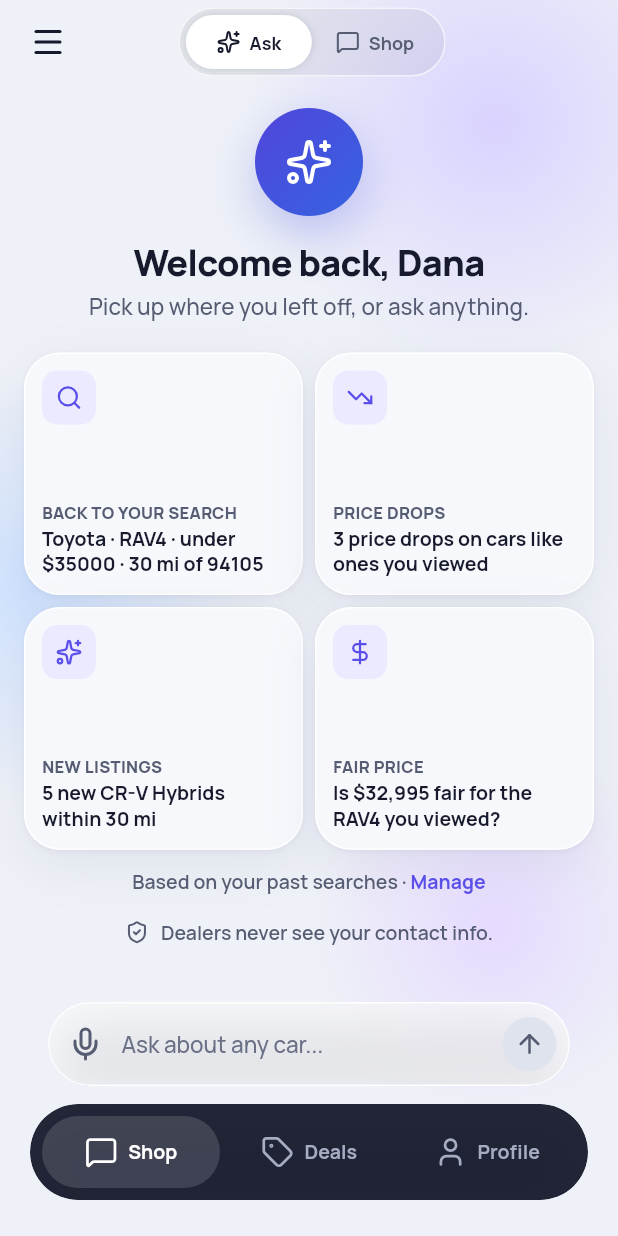
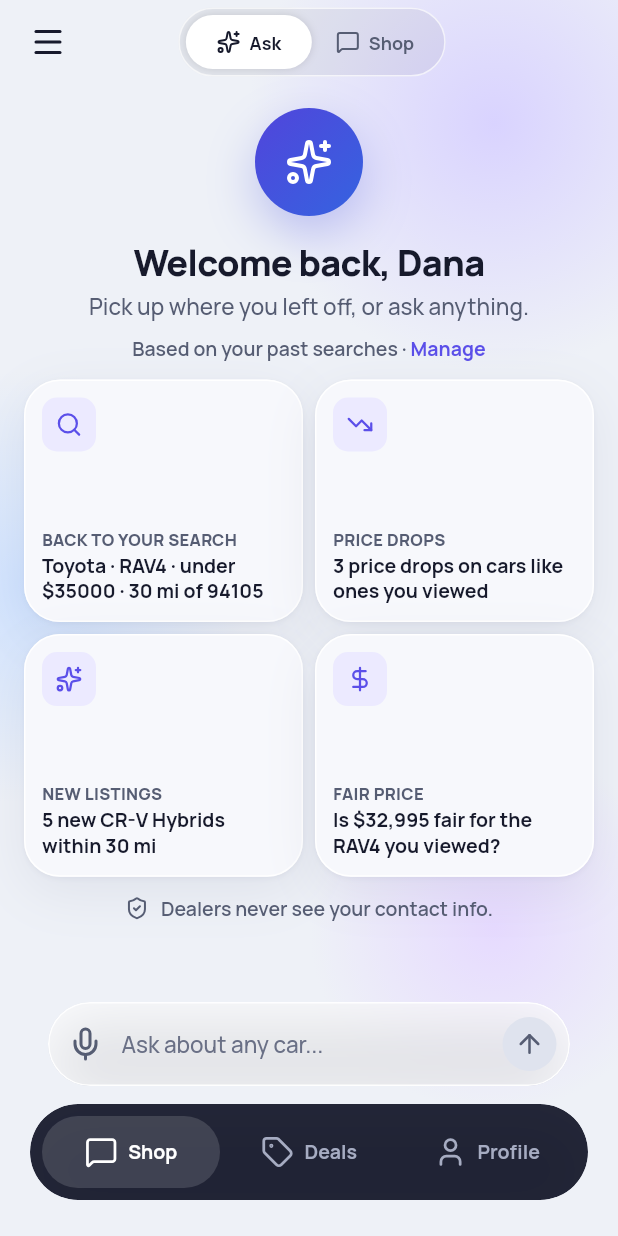
Before and after one commit to wilsonpartyof5/autoagent, a Flutter app: the screen it shows after launch, on a phone screen of 412 x 824 dp. Run offline on Flutter 3.47's test engine with Material 3 defaults, Android fonts, the phone set to English and light mode, and no system bars; our stand-ins replace equatable, flutter_riverpod, go_router, lucide_icons_flutter; accounts and stored records are empty.

```diff
--- a/apps/drevvy-app/lib/features/shop/widgets/chat_empty.dart
+++ b/apps/drevvy-app/lib/features/shop/widgets/chat_empty.dart
@@ -96,10 +96,35 @@ class ChatEmpty extends StatelessWidget {
               style: text.body.copyWith(color: colors.muted),
               textAlign: TextAlign.center,
             ),
+            // "Based on your past searches · Manage" link - moved above cards
+            const SizedBox(height: DrevvySpace.s2),
+            GestureDetector(
+              onTap: () => context.go('/profile'),
+              child: Row(
+                mainAxisAlignment: MainAxisAlignment.center,
+                children: [
+                  Text(
+                    'Based on your past searches',
+                    style: text.callout.copyWith(color: colors.muted),
+                  ),
+                  Text(
+                    ' · ',
+                    style: text.callout.copyWith(color: colors.muted),
+                  ),
+                  Text(
+                    'Manage',
+                    style: text.callout.copyWith(
+                      color: colors.violet,
+                      fontWeight: FontWeight.w700,
+                    ),
+                  ),
+                ],
+              ),
+            ),
           ],
 
-          // Tighter gap before cards
-          const SizedBox(height: DrevvySpace.s5),
+          // Tight gap before cards
+          const SizedBox(height: DrevvySpace.s3),
 
           // 2x2 prompt cards - personalized or generic
           GridView.count(
@@ -134,35 +159,7 @@ class ChatEmpty extends StatelessWidget {
                   }).toList(),
           ),
 
-          // "Based on your past searches · Manage" link (personalized only)
-          if (usePersonalized) ...[
-            const SizedBox(height: DrevvySpace.s3),
-            GestureDetector(
-              onTap: () => context.go('/profile'),
-              child: Row(
-                mainAxisAlignment: MainAxisAlignment.center,
-                children: [
-                  Text(
-                    'Based on your past searches',
-                    style: text.callout.copyWith(color: colors.muted),
-                  ),
-                  Text(
-                    ' · ',
-                    style: text.callout.copyWith(color: colors.muted),
-                  ),
-                  Text(
-                    'Manage',
-                    style: text.callout.copyWith(
-                      color: colors.violet,
-                      fontWeight: FontWeight.w700,
-                    ),
-                  ),
-                ],
-              ),
-            ),
-          ],
-
-          const SizedBox(height: DrevvySpace.s4),
+          const SizedBox(height: DrevvySpace.s3),
 
           // Trust line
           Row(
```
